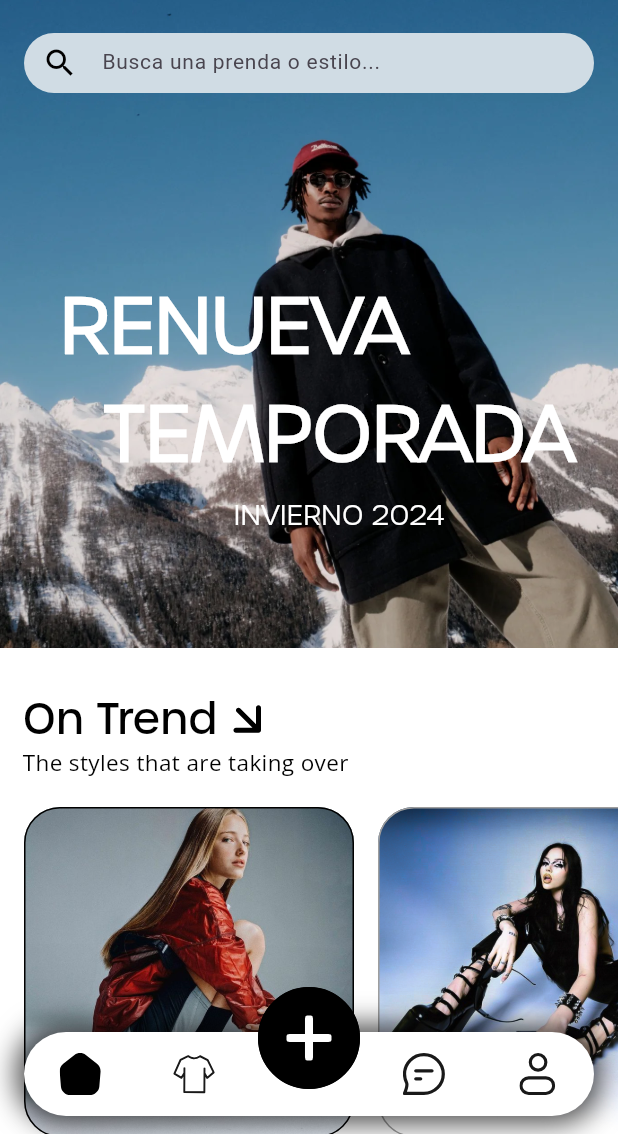
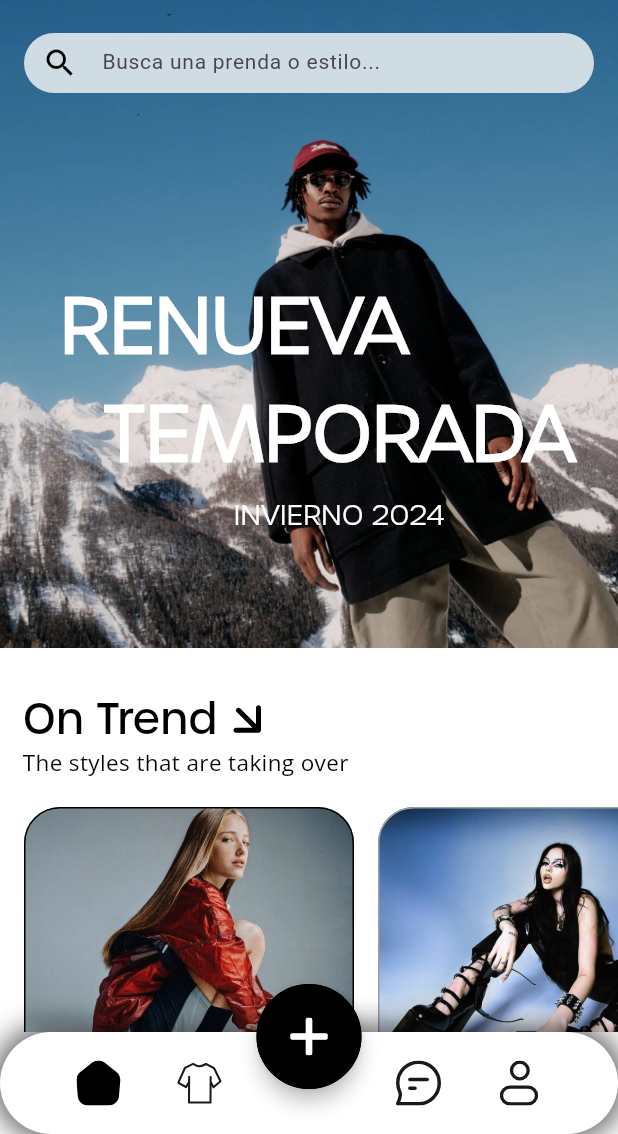
Before and after one commit to SwappyUPV/Swappy-Front, a Flutter app: the screen it shows after launch, on a phone screen of 412 x 824 dp, the part 102-1236 px from its top. Run offline on Flutter 3.47's test engine with Material 3 defaults, Android fonts, the phone set to English and light mode, and no system bars; our stand-ins replace cached_network_image, cloud_firestore, firebase_auth, firebase_core, firebase_storage, flutter_svg and 6 more; accounts and stored records are empty; Roboto replaces fonts that are missing (UrbaneExtraLight); project files that could hold a hidden picture were left out.

Commit message:
BottomNavBar improvement Bellas Artes v3

```diff
--- a/lib/core/utils/NavigationMenu/NavigationMenu.dart
+++ b/lib/core/utils/NavigationMenu/NavigationMenu.dart
@@ -1,7 +1,6 @@
 import 'package:flutter/material.dart';
 import 'package:flutter_svg/flutter_svg.dart';
 import 'package:get/get.dart';
-import 'package:firebase_auth/firebase_auth.dart';
 import 'package:pin/features/add_product/presentation/screens/add_product_screen.dart';
 import 'package:pin/features/catalogue/presentation/screens/catalogue_screen.dart';
 import 'package:pin/features/chat/presentation/screens/chats/chats_screen.dart';
@@ -89,7 +88,9 @@ class _NavigationMenuState extends State<NavigationMenu> {
           return Scaffold(
             body: Stack(
               children: [
-                WillPopScope(
+                Padding(
+                  padding: const EdgeInsets.only(bottom: 68), // Add padding to the bottom
+                  child: WillPopScope(
                     onWillPop: _onWillPop,
                     child: IndexedStack(
                       index: _selectedIndex,
@@ -109,35 +110,38 @@ class _NavigationMenuState extends State<NavigationMenu> {
                           .toList(),
                     ),
                   ),
+                ),
                 Positioned(
                   bottom: 0,
                   left: 0,
                   right: 0,
-                  child: BottomAppBar(
-                    shape: const CircularNotchedRectangle(),
-                    notchMargin: 8.0,
-                    color: Colors.transparent,
-                    elevation: 0,
                   child: Container(
-                      height: 98,
-                      width: 390,
+                    height: 68,
+                    width: MediaQuery.of(context).size.width,
                     decoration: BoxDecoration(
                       color: Colors.white,
-                        borderRadius: BorderRadius.circular(30.0),
+                      borderRadius: const BorderRadius.only(
+                        topLeft: Radius.circular(150.0),
+                        topRight: Radius.circular(150.0),
+                        bottomLeft: Radius.circular(150.0),
+                        bottomRight: Radius.circular(150.0),
+                      ),
                       boxShadow: [
                         BoxShadow(
-                            color: Colors.black.withOpacity(0.7),
+                          color: Colors.black.withOpacity(0.6),
                           blurRadius: 15,
                           spreadRadius: 5,
                         ),
                       ],
                     ),
+                    child: Padding(
+                      padding: const EdgeInsets.symmetric(horizontal: 42),
                       child: Row(
-                        mainAxisAlignment: MainAxisAlignment.spaceAround,
+                        mainAxisAlignment: MainAxisAlignment.spaceBetween,
                         children: [
                           BottomNavBarItemWidget.buildNavBarItem('home', 0, _selectedIndex, _onItemTapped),
                           BottomNavBarItemWidget.buildNavBarItem('top', 1, _selectedIndex, _onItemTapped),
-                          const SizedBox(width: 50),
+                          SizedBox(width: 60), // Space for FloatingActionButton
                           BottomNavBarItemWidget.buildNavBarItem('chat', 3, _selectedIndex, _onItemTapped),
                           BottomNavBarItemWidget.buildNavBarItem('user', 4, _selectedIndex, _onItemTapped),
                         ],
@@ -150,12 +154,12 @@ class _NavigationMenuState extends State<NavigationMenu> {
             floatingActionButtonLocation: FloatingActionButtonLocation.centerDocked,
             floatingActionButton: Transform.translate(
               offset: const Offset(0, -30),
-              child: Container(
-                height: 68,
-                width: 68,
+              child: SizedBox(
+                height: 70,
+                width: 70,
                 child: FloatingActionButton(
                   backgroundColor: Colors.black,
-                  elevation: 0,
+                  elevation: 5,
                   onPressed: () {
                     if (authController.isLoggedIn.value) {
                       _onItemTapped(2);
@@ -163,14 +167,13 @@ class _NavigationMenuState extends State<NavigationMenu> {
                       _showLoginDialog();
                     }
                   },
-                  shape: RoundedRectangleBorder(
-                    side: const BorderSide(width: 3, color: Colors.black),
-                    borderRadius: BorderRadius.circular(100),
+                  shape: CircleBorder(
+                    side: BorderSide(color: Colors.black, width: 2),
                   ),
                   child: SvgPicture.asset(
                     'assets/icons/navBar/add.svg',
-                    width: 30,
-                    height: 30,
+                    width: 25,
+                    height: 25,
                     color: Colors.white,
                   ),
                 ),
--- a/lib/core/utils/NavigationMenu/components/BottomNavBarItemWidget.dart
+++ b/lib/core/utils/NavigationMenu/components/BottomNavBarItemWidget.dart
@@ -7,8 +7,8 @@ class BottomNavBarItemWidget {
     return IconButton(
       icon: SvgPicture.asset(
         'assets/icons/navBar/${isSelected ? '${icon}_selected' : icon}.svg',
-        width: 28,
-        height: 28,
+        width: 30,
+        height: 30,
         color: isSelected ? Colors.black : Colors.black.withOpacity(0.9),
       ),
       onPressed: () => onItemTapped(index),
```
Lines whose indentation alone changed are shown as unchanged.
